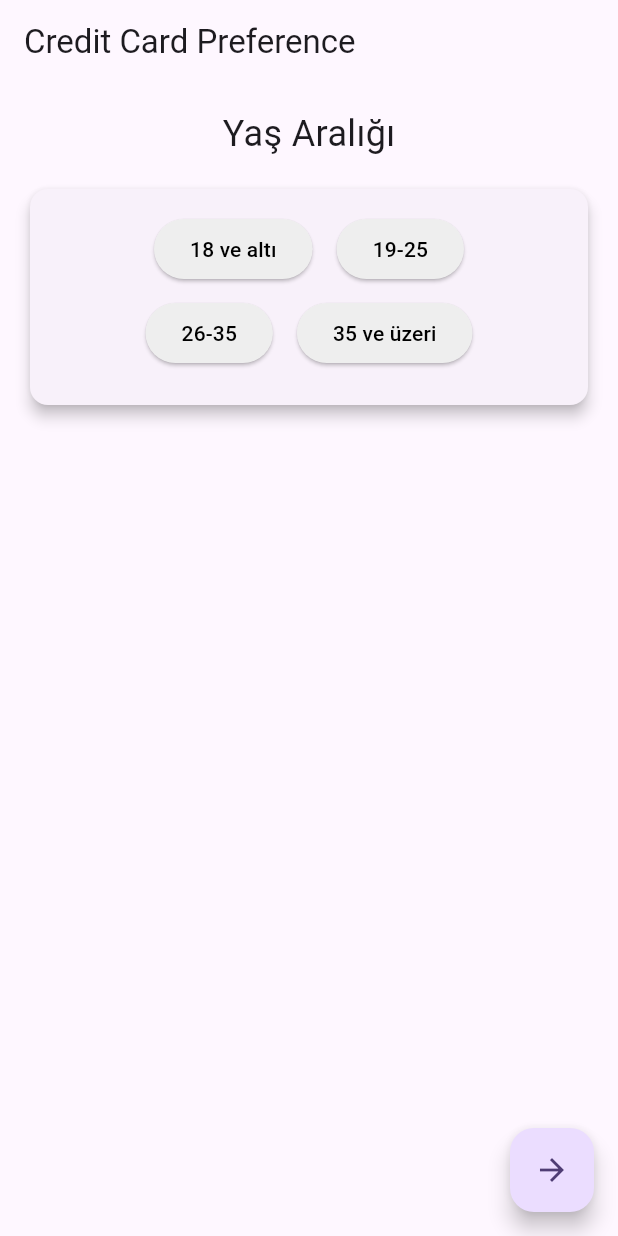
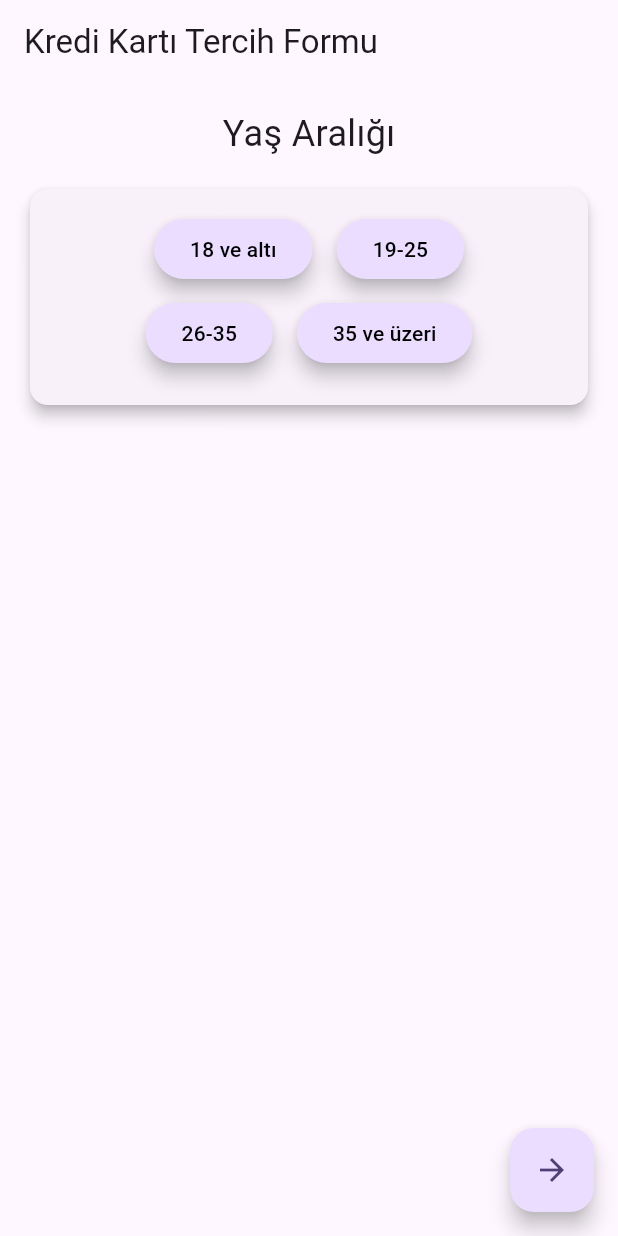
Before and after one commit to AtasagunSanap/TeklifimGelsinApp, a Flutter app: the screen it shows after launch, on a phone screen of 412 x 824 dp. Run offline on Flutter 3.47's test engine with Material 2 defaults, Android fonts, the phone set to English and light mode, and no system bars.

Commit message:
project organization, styling

```diff
--- a/credit_card_app/lib/credit_card_preference_form.dart
+++ b/credit_card_app/lib/credit_card_preference_form.dart
@@ -1,19 +1,20 @@
 import 'package:flutter/material.dart';
-
 import 'globals.dart';
-import 'models.dart';
+import 'models/credit_card_response_model.dart';
 import 'offer_listing_screen.dart';
 import 'utils.dart';
 
 enum SelectionType { Age, SpendingHabit, Expectation }
 
 class CreditCardPreferenceForm extends StatefulWidget {
+  const CreditCardPreferenceForm({super.key});
+
   @override
-  _CreditCardPreferenceFormState createState() =>
-      _CreditCardPreferenceFormState();
+  CreditCardPreferenceFormState createState() =>
+      CreditCardPreferenceFormState();
 }
 
-class _CreditCardPreferenceFormState extends State<CreditCardPreferenceForm> {
+class CreditCardPreferenceFormState extends State<CreditCardPreferenceForm> {
   late PageController _pageController;
   int _currentPage = 0;
   String selectedAge = "";
@@ -36,20 +37,7 @@ class _CreditCardPreferenceFormState extends State<CreditCardPreferenceForm> {
   Widget build(BuildContext context) {
     return Scaffold(
       appBar: AppBar(
-        leading: _currentPage != 0
-            ? IconButton(
-                icon: const Icon(Icons.arrow_back),
-                onPressed: () {
-                  _pageController.previousPage(
-                      duration: const Duration(milliseconds: 500),
-                      curve: Curves.ease);
-                  setState(() {
-                    _currentPage--;
-                  });
-                },
-              )
-            : null,
-        title: const Text('Credit Card Preference'),
+        title: const Text('Kredi Kartı Tercih Formu'),
       ),
       body: PageView(
         controller: _pageController,
@@ -68,8 +56,8 @@ class _CreditCardPreferenceFormState extends State<CreditCardPreferenceForm> {
         child: Row(
           mainAxisAlignment: MainAxisAlignment.spaceBetween,
           children: [
-            if (_currentPage != 0)
-              FloatingActionButton(
+            _currentPage != 0
+                ? FloatingActionButton(
                     heroTag: "back_button",
                     child: const Icon(Icons.arrow_back),
                     onPressed: () {
@@ -81,13 +69,11 @@ class _CreditCardPreferenceFormState extends State<CreditCardPreferenceForm> {
                       });
                     },
                   )
-            else
-              const SizedBox(),
+                : const SizedBox(),
             FloatingActionButton(
               heroTag: "next_button",
-              child: _currentPage != 2
-                  ? const Icon(Icons.arrow_forward)
-                  : const Icon(Icons.check),
+              child:
+                  Icon(_currentPage != 2 ? Icons.arrow_forward : Icons.check),
               onPressed: () async {
                 if (_currentPage == 0 && selectedAge.isEmpty) {
                   ScaffoldMessenger.of(context).showSnackBar(
@@ -122,6 +108,12 @@ class _CreditCardPreferenceFormState extends State<CreditCardPreferenceForm> {
                     _currentPage++;
                   });
                 } else {
+                  ScaffoldMessenger.of(context).showSnackBar(
+                    const SnackBar(
+                      content: Text("Kredi kartı teklifleri yükleniyor..."),
+                      duration: Duration(seconds: 10),
+                    ),
+                  );
                   CreditCardResponse creditCardResponse =
                       await fetchCreditCardOffers(
                     age: ageRange.indexOf(selectedAge) + 1,
@@ -133,6 +125,9 @@ class _CreditCardPreferenceFormState extends State<CreditCardPreferenceForm> {
                             creditCardExpectations.indexOf(expectation) + 1)
                         .toList(),
                   );
+
+                  // ignore: use_build_context_synchronously
+                  ScaffoldMessenger.of(context).hideCurrentSnackBar();
 
                   // ignore: use_build_context_synchronously
                   Navigator.push(
@@ -152,10 +147,7 @@ class _CreditCardPreferenceFormState extends State<CreditCardPreferenceForm> {
     );
   }
 
-  Widget _buildCard(
-    String title,
-    Widget content,
-  ) {
+  Widget _buildCard(String title, Widget content) {
     return Padding(
       padding: const EdgeInsets.all(16.0),
       child: Column(
@@ -174,13 +166,13 @@ class _CreditCardPreferenceFormState extends State<CreditCardPreferenceForm> {
     );
   }
 
-  List<Widget> _createSegmentedButtons(List<String> items,
-      Function(String) onSelect, int chunkSize, SelectionType type) {
+  List<Widget> _createSegmentedButtons(
+      List<String> items, Function(String) onSelect, SelectionType type) {
     List<Widget> buttons = [];
 
-    for (int i = 0; i < items.length; i += chunkSize) {
-      List<String> currentChunk = items.sublist(
-          i, i + chunkSize > items.length ? items.length : i + chunkSize);
+    for (int i = 0; i < items.length; i += 2) {
+      List<String> currentChunk =
+          items.sublist(i, i + 2 > items.length ? items.length : i + 2);
 
       buttons.add(
         Row(
@@ -217,24 +209,36 @@ class _CreditCardPreferenceFormState extends State<CreditCardPreferenceForm> {
                       backgroundColor: MaterialStateProperty.resolveWith<Color>(
                           (Set<MaterialState> states) {
                         if (type == SelectionType.Age) {
-                          return isSelected ? Colors.blue : Colors.grey[200]!;
+                          return isSelected
+                              ? Theme.of(context).colorScheme.primary
+                              : Theme.of(context).colorScheme.primaryContainer;
                         } else if (type == SelectionType.SpendingHabit) {
                           return badgeNumber != null
-                              ? Colors.blue
-                              : Colors.grey[200]!;
+                              ? Theme.of(context).colorScheme.primary
+                              : Theme.of(context).colorScheme.primaryContainer;
                         } else if (type == SelectionType.Expectation) {
                           return badgeNumber != null
-                              ? Colors.blue
-                              : Colors.grey[200]!;
+                              ? Theme.of(context).colorScheme.primary
+                              : Theme.of(context).colorScheme.primaryContainer;
                         } else {
-                          return Colors.grey[200]!;
+                          return Theme.of(context).colorScheme.primaryContainer;
                         }
                       }),
                       foregroundColor: MaterialStateProperty.resolveWith<Color>(
                         (Set<MaterialState> states) {
+                          if (type == SelectionType.Age) {
+                            return isSelected ? Colors.white : Colors.black;
+                          } else if (type == SelectionType.SpendingHabit) {
                             return badgeNumber != null
                                 ? Colors.white
                                 : Colors.black;
+                          } else if (type == SelectionType.Expectation) {
+                            return badgeNumber != null
+                                ? Colors.white
+                                : Colors.black;
+                          } else {
+                            return Colors.white;
+                          }
                         },
                       ),
                     ),
@@ -251,11 +255,11 @@ class _CreditCardPreferenceFormState extends State<CreditCardPreferenceForm> {
                     top: 0,
                     child: CircleAvatar(
                       radius: 12,
-                      backgroundColor: Colors.red,
+                      backgroundColor: Theme.of(context).colorScheme.onSurface,
                       child: Text(
                         badgeNumber.toString(),
                         style:
-                            const TextStyle(fontSize: 10, color: Colors.white),
+                            const TextStyle(fontSize: 12, color: Colors.white),
                       ),
                     ),
                   ),
@@ -278,7 +282,7 @@ class _CreditCardPreferenceFormState extends State<CreditCardPreferenceForm> {
           setState(() {
             selectedAge = age;
           });
-        }, 2, SelectionType.Age),
+        }, SelectionType.Age),
       ],
     );
   }
@@ -295,7 +299,7 @@ class _CreditCardPreferenceFormState extends State<CreditCardPreferenceForm> {
               spendingHabitOrder.add(habit);
             }
           });
-        }, 2, SelectionType.SpendingHabit),
+        }, SelectionType.SpendingHabit),
       ],
     );
   }
@@ -313,7 +317,7 @@ class _CreditCardPreferenceFormState extends State<CreditCardPreferenceForm> {
               expectationOrder.add(expectation);
             }
           });
-        }, 2, SelectionType.Expectation),
+        }, SelectionType.Expectation),
       ],
     );
   }
--- a/credit_card_app/lib/globals.dart
+++ b/credit_card_app/lib/globals.dart
@@ -1,3 +1,4 @@
+String websiteUrl = "https://prepi.teklifimgelsin.com/";
 List<String> ageRange = [
   '18 ve altı',
   '19-25',
--- a/credit_card_app/lib/main.dart
+++ b/credit_card_app/lib/main.dart
@@ -8,14 +8,22 @@ void main() {
 class MyApp extends StatelessWidget {
   const MyApp({super.key});
 
-  // This widget is the root of your application.
   @override
   Widget build(BuildContext context) {
     return MaterialApp(
       title: 'Flutter Demo',
       theme: ThemeData(
-        colorScheme: ColorScheme.fromSeed(seedColor: Colors.deepPurple),
+        colorScheme: ColorScheme.fromSeed(
+          seedColor: Colors.deepPurple,
+          primary: Colors.deepPurpleAccent,
+          secondary: Colors.pinkAccent,
+        ),
         useMaterial3: true,
+        elevatedButtonTheme: ElevatedButtonThemeData(
+          style: ElevatedButton.styleFrom(
+            elevation: 5,
+          ),
+        ),
       ),
       home: CreditCardPreferenceForm(),
     );
--- a/credit_card_app/lib/models.dart
+++ b/credit_card_app/lib/models/credit_card_model.dart
@@ -1,35 +1,3 @@
-class CreditCardResponse {
-  final List<CreditCard> sponsoredOffers;
-  final List<CreditCard> activeOffers;
-  final List<CreditCard> passiveOffers;
-  final int? id;
-  final String? createdAt;
-
-  CreditCardResponse({
-    required this.sponsoredOffers,
-    required this.activeOffers,
-    required this.passiveOffers,
-    this.id,
-    this.createdAt,
-  });
-
-  factory CreditCardResponse.fromJson(Map<String, dynamic> json) {
-    return CreditCardResponse(
-      sponsoredOffers: (json['sponsored_offers'] as List)
-          .map((e) => CreditCard.fromJson(e))
-          .toList(),
-      activeOffers: (json['active_offers'] as List)
-          .map((e) => CreditCard.fromJson(e))
-          .toList(),
-      passiveOffers: (json['passive_offers'] as List)
-          .map((e) => CreditCard.fromJson(e))
-          .toList(),
-      id: json['id'],
-      createdAt: json['created_at'],
-    );
-  }
-}
-
 class CreditCard {
   final int cardId;
   final int bankId;
--- /dev/null
+++ b/credit_card_app/lib/models/credit_card_response_model.dart
@@ -0,0 +1,33 @@
+import 'credit_card_model.dart';
+
+class CreditCardResponse {
+  final List<CreditCard> sponsoredOffers;
+  final List<CreditCard> activeOffers;
+  final List<CreditCard> passiveOffers;
+  final int? id;
+  final String? createdAt;
+
+  CreditCardResponse({
+    required this.sponsoredOffers,
+    required this.activeOffers,
+    required this.passiveOffers,
+    this.id,
+    this.createdAt,
+  });
+
+  factory CreditCardResponse.fromJson(Map<String, dynamic> json) {
+    return CreditCardResponse(
+      sponsoredOffers: (json['sponsored_offers'] as List)
+          .map((e) => CreditCard.fromJson(e))
+          .toList(),
+      activeOffers: (json['active_offers'] as List)
+          .map((e) => CreditCard.fromJson(e))
+          .toList(),
+      passiveOffers: (json['passive_offers'] as List)
+          .map((e) => CreditCard.fromJson(e))
+          .toList(),
+      id: json['id'],
+      createdAt: json['created_at'],
+    );
+  }
+}
```
Also changed, not shown: credit_card_app/lib/offer_listing_screen.dart (+47 -21 lines), credit_card_app/lib/utils.dart (+2 -10 lines), 1 other file. Lines whose indentation alone changed are shown as unchanged.
